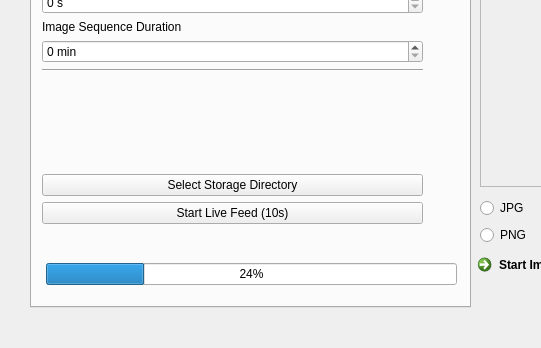
Above: _ui/FlashLapse_CP.ui from CoSE-Jerry/Flashlapse_NEO before the change; both pictures show x 0 to 541 and y 152 to 500 of the 800 by 500 pixel window. Below: the same form after it.
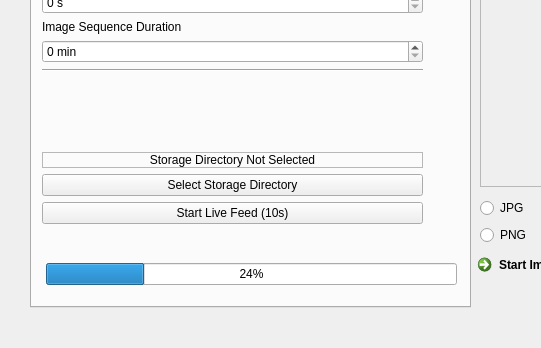
That is the form after the change. The open tabs and pages were chosen to show the change. Icons and pictures are not drawn.

Commit message: Directory Lable Added

```diff
--- a/_ui/FlashLapse_CP.ui
+++ b/_ui/FlashLapse_CP.ui
@@ -699,6 +699,22 @@
            </property>
           </spacer>
          </item>
+         <item>
+          <widget class="QLabel" name="Directory_Label">
+           <property name="frameShape">
+            <enum>QFrame::StyledPanel</enum>
+           </property>
+           <property name="frameShadow">
+            <enum>QFrame::Raised</enum>
+           </property>
+           <property name="text">
+            <string>Storage Directory Not Selected</string>
+           </property>
+           <property name="alignment">
+            <set>Qt::AlignCenter</set>
+           </property>
+          </widget>
+         </item>
          <item>
           <widget class="QPushButton" name="Storage_Directory">
            <property name="text">
```
The commit also changes 1 other file.
